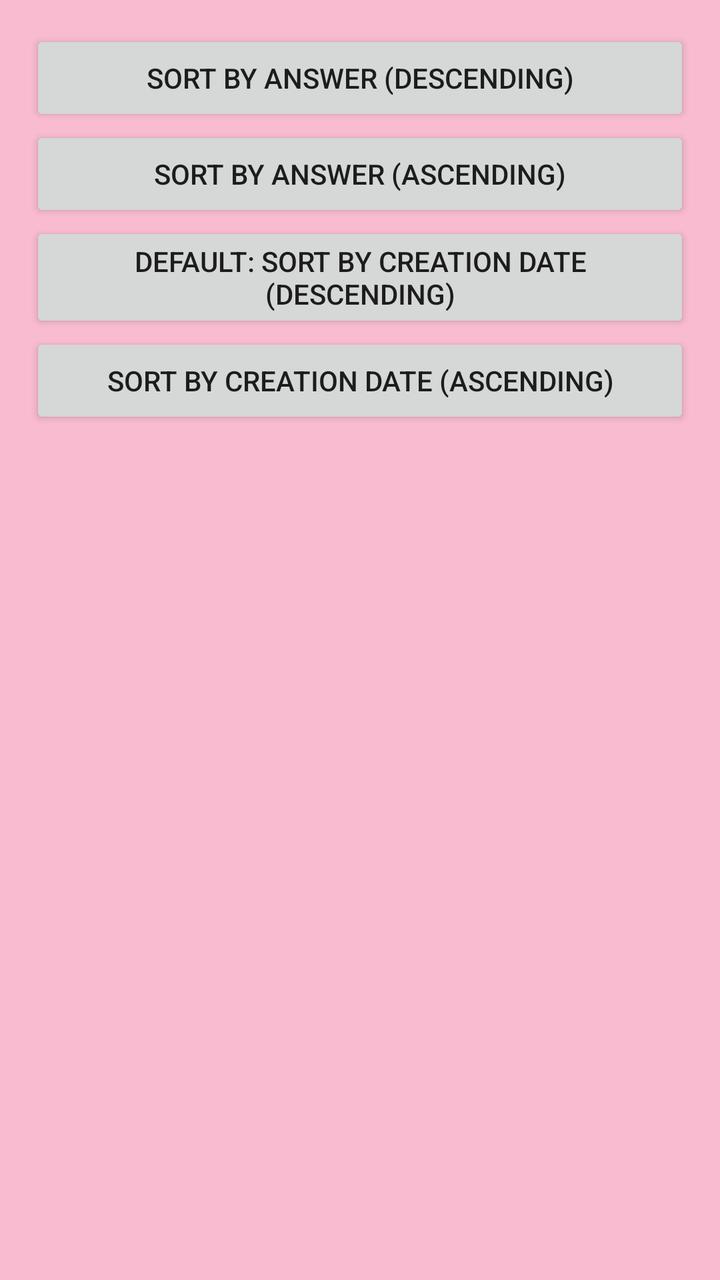
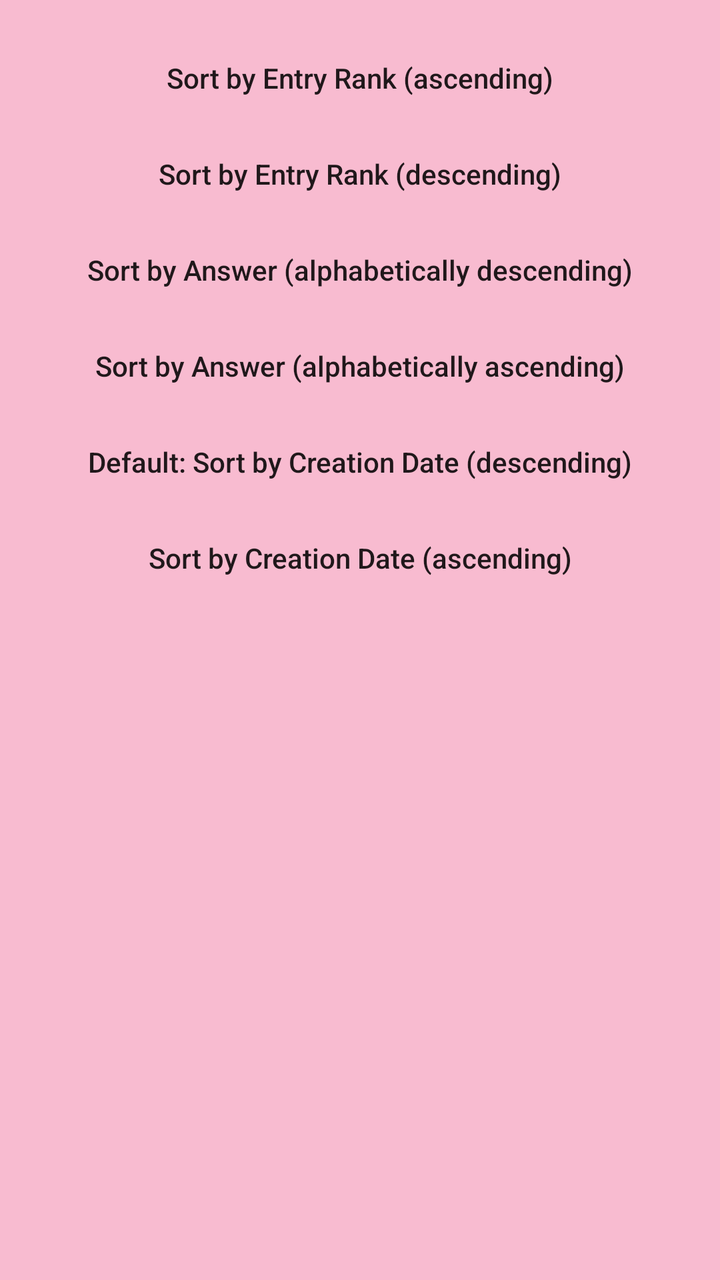

Compare the two renders of this Android layout. The source of the first and the diff that turns it into the second are given below.
<!-- AndroidManifest.xml: application theme MyMaterialTheme -->
<!-- res/layout/sort_entries_dialog_fragment.xml -->
<?xml version="1.0" encoding="utf-8"?>
<ScrollView xmlns:android="http://schemas.android.com/apk/res/android"
    android:layout_width="match_parent"
    android:layout_height="match_parent">

    <LinearLayout
        android:layout_width="match_parent"
        android:layout_height="wrap_content"
        android:orientation="vertical"
        android:padding="15dp">

        <Button
            android:id="@+id/sort_entry_order"
            android:layout_width="match_parent"
            android:layout_height="wrap_content"
            android:text="@string/sort_by_entry_order"
            android:visibility="gone" />

        <Button
            android:id="@+id/sort_question_desc"
            android:layout_width="match_parent"
            android:layout_height="wrap_content"
            android:text="@string/sort_question_desc"
            android:visibility="gone" />

        <Button
            android:id="@+id/sort_question_asc"
            android:layout_width="match_parent"
            android:layout_height="wrap_content"
            android:text="@string/sort_question_asc"
            android:visibility="gone" />

        <Button
            android:id="@+id/sort_date_desc"
            android:layout_width="match_parent"
            android:layout_height="wrap_content"
            android:text="@string/sort_date_desc"
            android:visibility="gone" />

        <Button
            android:id="@+id/sort_date_asc"
            android:layout_width="match_parent"
            android:layout_height="wrap_content"
            android:text="@string/sort_date_asc"
            android:visibility="gone" />

        <Button
            android:id="@+id/sort_answer_desc"
            android:layout_width="match_parent"
            android:layout_height="wrap_content"
            android:text="@string/sort_answer_desc" />

        <Button
            android:id="@+id/sort_answer_asc"
            android:layout_width="match_parent"
            android:layout_height="wrap_content"
            android:text="@string/sort_answer_asc" />

        <Button
            android:id="@+id/sort_creation_desc"
            android:layout_width="match_parent"
            android:layout_height="wrap_content"
            android:text="@string/sort_creation_desc" />

        <Button
            android:id="@+id/sort_creation_asc"
            android:layout_width="match_parent"
            android:layout_height="wrap_content"
            android:text="@string/sort_creation_asc" />

    </LinearLayout>
</ScrollView>
<!-- resources referenced by this layout -->
<resources>
  <string name="sort_answer_asc">Sort By Answer (Ascending)</string>
  <string name="sort_answer_desc">Sort By Answer (Descending)</string>
  <string name="sort_by_entry_order">Sort By Entry Order</string>
  <string name="sort_creation_asc">Sort By Creation Date (Ascending)</string>
  <string name="sort_creation_desc">Default: Sort By Creation Date (Descending)</string>
  <string name="sort_date_asc">Sort By Date (Ascending)</string>
  <string name="sort_date_desc">Sort By Date (Descending)</string>
  <string name="sort_question_asc">Sort By Question (Ascending)</string>
  <string name="sort_question_desc">Sort By Question (Descending)</string>
  <style name="MyMaterialTheme" parent="MyMaterialTheme.Base">
  
      </style>
  <style name="MyMaterialTheme.Base" parent="Theme.AppCompat.Light.DarkActionBar">
          <item name="windowNoTitle">true</item>
          <item name="windowActionBar">false</item>
          <item name="colorPrimary">@color/colorPrimary</item>
          <item name="colorPrimaryDark">@color/colorPrimaryDark</item>
          <item name="colorAccent">@color/colorAccent</item>
          <item name="android:windowBackground">@color/windowBackground</item>
      </style>
  <color name="colorPrimary">#EC407A</color>
  <color name="colorPrimaryDark">#AD1457</color>
  <color name="colorAccent">#EA80FC</color>
  <color name="windowBackground">#F8BBD0</color>
</resources>

<!-- the commit's change to res/layout/sort_entries_dialog_fragment.xml (unified diff, before → after) -->
@@ -10,63 +10,106 @@
         android:padding="15dp">
 
         <Button
-            android:id="@+id/sort_entry_order"
+            android:id="@+id/sort_entry_order_asc"
             android:layout_width="match_parent"
             android:layout_height="wrap_content"
-            android:text="@string/sort_by_entry_order"
-            android:visibility="gone" />
+            android:text="@string/sort_by_entry_order_asc"
+            android:visibility="gone"
+            android:textAllCaps="false"
+            style="@style/Widget.AppCompat.Button.Borderless"/>
+
+        <Button
+            android:id="@+id/sort_entry_order_desc"
+            android:layout_width="match_parent"
+            android:layout_height="wrap_content"
+            android:text="@string/sort_by_entry_order_desc"
+            android:visibility="gone"
+            android:textAllCaps="false"
+            style="@style/Widget.AppCompat.Button.Borderless"/>
 
         <Button
             android:id="@+id/sort_question_desc"
             android:layout_width="match_parent"
             android:layout_height="wrap_content"
             android:text="@string/sort_question_desc"
-            android:visibility="gone" />
+            android:visibility="gone"
+            android:textAllCaps="false"
+            style="@style/Widget.AppCompat.Button.Borderless"/>
 
         <Button
             android:id="@+id/sort_question_asc"
             android:layout_width="match_parent"
             android:layout_height="wrap_content"
             android:text="@string/sort_question_asc"
-            android:visibility="gone" />
+            android:visibility="gone"
+            android:textAllCaps="false"
+            style="@style/Widget.AppCompat.Button.Borderless"/>
 
         <Button
             android:id="@+id/sort_date_desc"
             android:layout_width="match_parent"
             android:layout_height="wrap_content"
             android:text="@string/sort_date_desc"
-            android:visibility="gone" />
+            android:visibility="gone"
+            android:textAllCaps="false"
+            style="@style/Widget.AppCompat.Button.Borderless"/>
 
         <Button
             android:id="@+id/sort_date_asc"
             android:layout_width="match_parent"
             android:layout_height="wrap_content"
             android:text="@string/sort_date_asc"
-            android:visibility="gone" />
+            android:visibility="gone"
+            android:textAllCaps="false"
+            style="@style/Widget.AppCompat.Button.Borderless"/>
+
+        <Button
+            android:id="@+id/sort_rank_asc"
+            android:layout_width="match_parent"
+            android:layout_height="wrap_content"
+            android:text="@string/sort_by_entry_rank_asc"
+            android:textAllCaps="false"
+            style="@style/Widget.AppCompat.Button.Borderless"/>
+
+        <Button
+            android:id="@+id/sort_rank_desc"
+            android:layout_width="match_parent"
+            android:layout_height="wrap_content"
+            android:text="@string/sort_by_entry_rank_desc"
+            android:textAllCaps="false"
+            style="@style/Widget.AppCompat.Button.Borderless"/>
 
         <Button
             android:id="@+id/sort_answer_desc"
             android:layout_width="match_parent"
             android:layout_height="wrap_content"
-            android:text="@string/sort_answer_desc" />
+            android:text="@string/sort_answer_desc"
+            android:textAllCaps="false"
+            style="@style/Widget.AppCompat.Button.Borderless"/>
 
         <Button
             android:id="@+id/sort_answer_asc"
             android:layout_width="match_parent"
             android:layout_height="wrap_content"
-            android:text="@string/sort_answer_asc" />
+            android:text="@string/sort_answer_asc"
+            android:textAllCaps="false"
+            style="@style/Widget.AppCompat.Button.Borderless"/>
 
         <Button
             android:id="@+id/sort_creation_desc"
             android:layout_width="match_parent"
             android:layout_height="wrap_content"
-            android:text="@string/sort_creation_desc" />
+            android:text="@string/sort_creation_desc"
+            android:textAllCaps="false"
+            style="@style/Widget.AppCompat.Button.Borderless"/>
 
         <Button
             android:id="@+id/sort_creation_asc"
             android:layout_width="match_parent"
             android:layout_height="wrap_content"
-            android:text="@string/sort_creation_asc" />
+            android:text="@string/sort_creation_asc"
+            android:textAllCaps="false"
+            style="@style/Widget.AppCompat.Button.Borderless"/>
 
     </LinearLayout>
 </ScrollView>
<!-- resource entries referenced after the edit -->
@@ -1,14 +1,17 @@
 <!-- resources referenced by this layout -->
 <resources>
-  <string name="sort_answer_asc">Sort By Answer (Ascending)</string>
-  <string name="sort_answer_desc">Sort By Answer (Descending)</string>
-  <string name="sort_by_entry_order">Sort By Entry Order</string>
-  <string name="sort_creation_asc">Sort By Creation Date (Ascending)</string>
-  <string name="sort_creation_desc">Default: Sort By Creation Date (Descending)</string>
-  <string name="sort_date_asc">Sort By Date (Ascending)</string>
-  <string name="sort_date_desc">Sort By Date (Descending)</string>
-  <string name="sort_question_asc">Sort By Question (Ascending)</string>
-  <string name="sort_question_desc">Sort By Question (Descending)</string>
+  <string name="sort_answer_asc">Sort by Answer (alphabetically ascending)</string>
+  <string name="sort_answer_desc">"Sort by Answer (alphabetically descending)"</string>
+  <string name="sort_by_entry_order_asc">Sort by Entry Order (ascending)</string>
+  <string name="sort_by_entry_order_desc">Sort by Entry Order (descending)</string>
+  <string name="sort_by_entry_rank_asc">Sort by Entry Rank (ascending)</string>
+  <string name="sort_by_entry_rank_desc">Sort by Entry Rank (descending)</string>
+  <string name="sort_creation_asc">Sort by Creation Date (ascending)</string>
+  <string name="sort_creation_desc">Default: Sort by Creation Date (descending)</string>
+  <string name="sort_date_asc">Sort by Date (ascending)</string>
+  <string name="sort_date_desc">Sort by Date (descending)</string>
+  <string name="sort_question_asc">Sort by Question (alphabetically ascending)</string>
+  <string name="sort_question_desc">Sort by Question (alphabetically descending)</string>
   <style name="MyMaterialTheme" parent="MyMaterialTheme.Base">
   
       </style>
